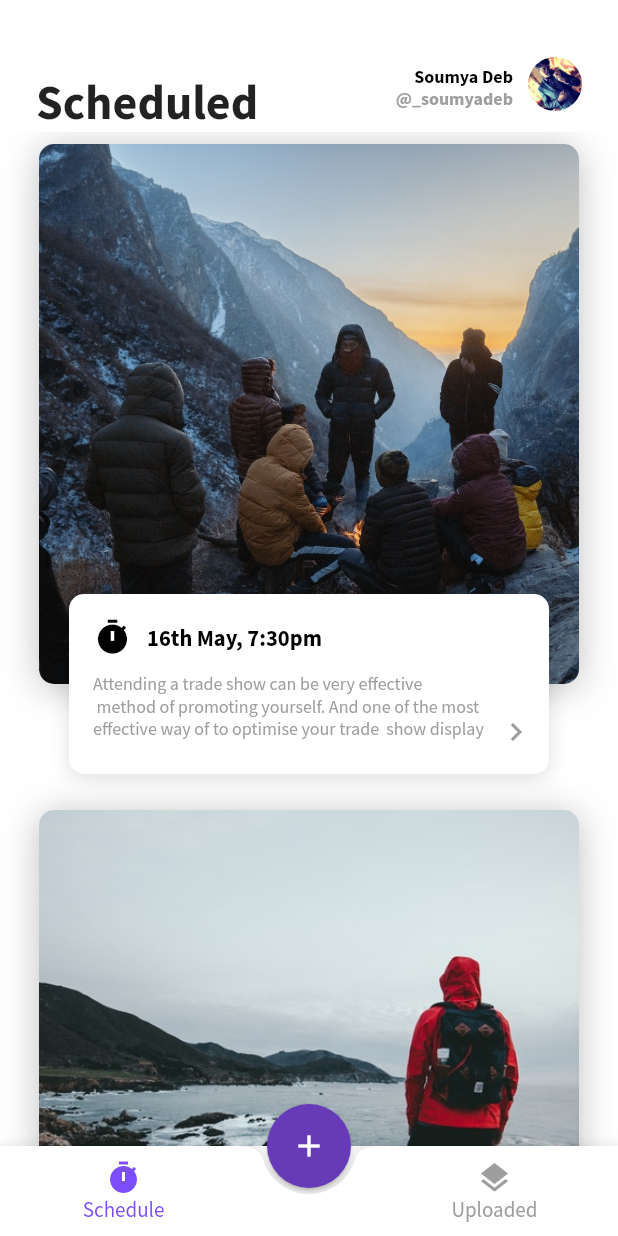
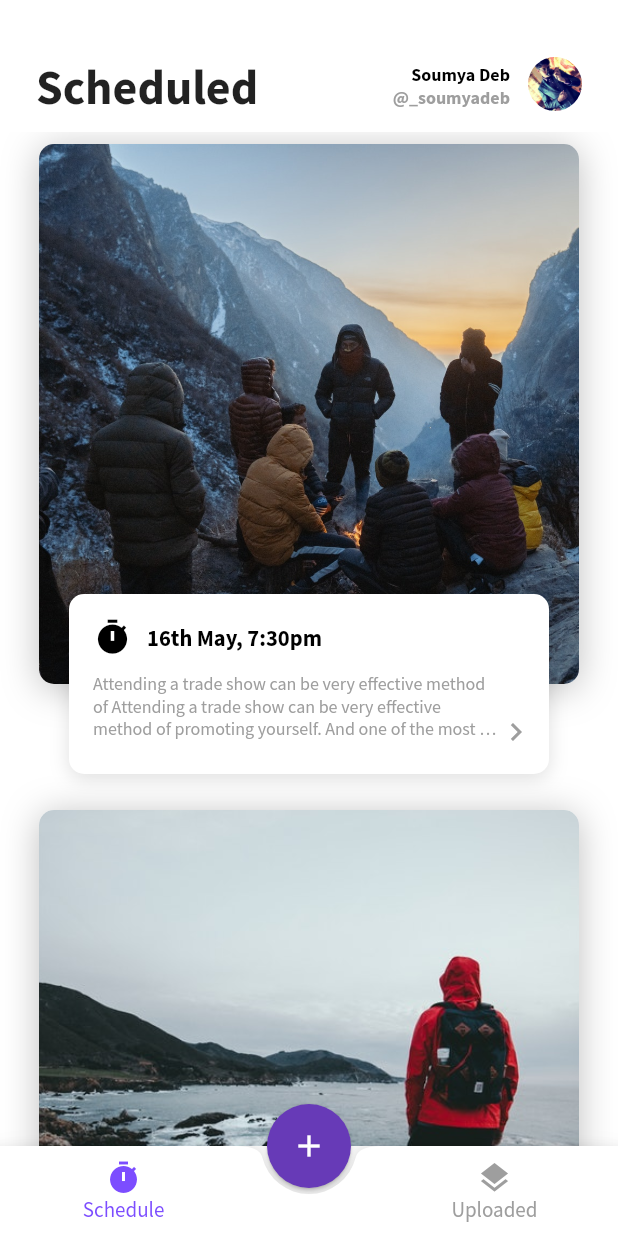
Before and after one commit to soumyadeb1809/schedule_it, a Flutter app: the HomeScreen screen opened directly, on a phone screen of 412 x 824 dp. Run offline on Flutter 3.47's test engine with Material 2 defaults, Android fonts, the phone set to English and light mode, and no system bars; our stand-ins replace firebase_storage, image_picker; accounts and stored records are empty.

Commit message:
Updated Home UI

```diff
--- a/lib/profile/profile_screen.dart
+++ b/lib/profile/profile_screen.dart
@@ -25,26 +25,9 @@ class _ProfileScreenState extends State<ProfileScreen> with TickerProviderStateM
                 mainAxisAlignment: MainAxisAlignment.center,
                 crossAxisAlignment: CrossAxisAlignment.center,
                 children: <Widget>[
-                  CommonUtils.getClippedImageAsset("images/mypik1.jpg",
-                      height: 130, width: 130, cornerRadius: 130),
-                  Container(
-                    margin: EdgeInsets.only(top: 24),
-                    child: Text("Soumya Deb",
-                      style: TextStyle(
-                          color: Colors.black,
-                          fontSize: 20,
-                          fontWeight: FontWeight.bold
-                      ),
-                    ),
-                  ),
-                  Container(
-                    margin: EdgeInsets.only(top: 8),
-                    child: Text("@_soumyadeb_",
-                      style: TextStyle(
-                        color: Colors.grey,
-                        fontSize: 16,
-                      ),
-                    ),
+                  Hero(
+                    tag: "user_info",
+                    child: _userInfo(),
                   ),
                   _profileSummary(),
                   _logoutButton()
@@ -228,4 +211,35 @@ class _ProfileScreenState extends State<ProfileScreen> with TickerProviderStateM
       ),
     );
   }
+
+  Widget _userInfo() {
+    return Align(
+      alignment: Alignment.center,
+      child: Column(
+        children: <Widget>[
+          CommonUtils.getClippedImageAsset("images/mypik1.jpg",
+              height: 130, width: 130, cornerRadius: 130),
+          Container(
+            margin: EdgeInsets.only(top: 24),
+            child: Text("Soumya Deb",
+              style: TextStyle(
+                  color: Colors.black,
+                  fontSize: 20,
+                  fontWeight: FontWeight.bold
+              ),
+            ),
+          ),
+          Container(
+            margin: EdgeInsets.only(top: 8),
+            child: Text("@_soumyadeb_",
+              style: TextStyle(
+                color: Colors.grey,
+                fontSize: 16,
+              ),
+            ),
+          ),
+        ],
+      ),
+    );
+  }
 }
--- a/lib/screens/home/home_screen.dart
+++ b/lib/screens/home/home_screen.dart
@@ -104,7 +104,12 @@ class _HomeScreenState extends State<HomeScreen> with TickerProviderStateMixin {
         children: <Widget>[
           Expanded(
             child: Container(
-              padding: EdgeInsets.fromLTRB(24, 48, 0, 0),
+              padding: EdgeInsets.fromLTRB(24, 0, 0, 0),
+              child: Stack(
+                children: <Widget>[
+                  Positioned(
+                    left: 0,
+                    top: 38,
                     child: Text(
                       "Scheduled",
                       style: TextStyle(
@@ -112,6 +117,9 @@ class _HomeScreenState extends State<HomeScreen> with TickerProviderStateMixin {
                           fontWeight: FontWeight.bold
                       ),
                     ),
+                  )
+                ],
+              )
             ),
           ),
           InkWell(
@@ -122,7 +130,10 @@ class _HomeScreenState extends State<HomeScreen> with TickerProviderStateMixin {
                     builder: (BuildContext context) => ProfileScreen(),
                   ));
             },
+            child: Hero(
+              tag: "user_info",
               child: _userInfo(),
+            ),
           )
         ],
       ),
@@ -132,14 +143,16 @@ class _HomeScreenState extends State<HomeScreen> with TickerProviderStateMixin {
   Widget _userInfo(){
     return  Container(
       alignment: Alignment.center,
-      padding: EdgeInsets.fromLTRB(0, 28, 24, 0),
+      width: 200,
+      padding: EdgeInsets.fromLTRB(28, 28, 24, 0),
       child: Align(
-        alignment: Alignment.bottomRight,
-        child: Row(
-          crossAxisAlignment: CrossAxisAlignment.end,
+        alignment: Alignment.center,
+        child: Stack(
+          fit: StackFit.expand,
           children: <Widget>[
-            Align(
-                alignment: Alignment.bottomRight,
+            Positioned(
+              right: 48,
+              top: 14,
               child: Column(
                 mainAxisAlignment: MainAxisAlignment.center,
                 crossAxisAlignment: CrossAxisAlignment.end,
@@ -167,10 +180,14 @@ class _HomeScreenState extends State<HomeScreen> with TickerProviderStateMixin {
                 ],
               )
             ),
-            Container(
+            Positioned(
+              right: 0,
+              top: 10,
+              child: Container(
                 margin: EdgeInsets.only(left: 10, bottom: 14),
                 child: CommonUtils.getClippedImageAsset("images/mypik1.jpg",
                     height: 36, width: 36, cornerRadius: 50),
+              ),
             ),
           ],
         ),
--- a/lib/screens/home/post_list.dart
+++ b/lib/screens/home/post_list.dart
@@ -50,7 +50,8 @@ class PostList extends StatelessWidget {
                 padding: EdgeInsets.fromLTRB(16, 16, 10, 16),
                 child: Row(
                   children: <Widget>[
-                    Column(
+                    Flexible(
+                      child: Column(
                         crossAxisAlignment: CrossAxisAlignment.start,
                         children: <Widget>[
                           Row(
@@ -61,16 +62,22 @@ class PostList extends StatelessWidget {
                             ],
                           ),
                           SizedBox(height: 10,),
-                        Text("Attending a trade show can be very effective\n method of promoting yourself. "
-                            "And one of the most \neffective way of to optimise your trade  show display",
-                          style: TextStyle(color: Colors.grey, fontSize: 12), maxLines: 4,)
+                          Expanded(
+                            child: Container(
+                              height: 50,
+                              child: Text("Attending a trade show can be very effective method of Attending a trade show can be very effective method of promoting yourself. And one of the most effective way of to optimise your trade  show display",
+                                style: TextStyle(color: Colors.grey, fontSize: 12),
+                                maxLines: 3,
+                                overflow: TextOverflow.ellipsis,
+                              ),
+                            ),
+                          )
+                          ,
                         ],
                       ),
-                    Expanded(
-                        child: Container(
+                    ), Container(
                         alignment: Alignment.bottomRight,
                         child: Icon(Icons.keyboard_arrow_right, color: Colors.grey,),
-                        )
                       )
                   ],
                 ),
```
Lines whose indentation alone changed are shown as unchanged.
